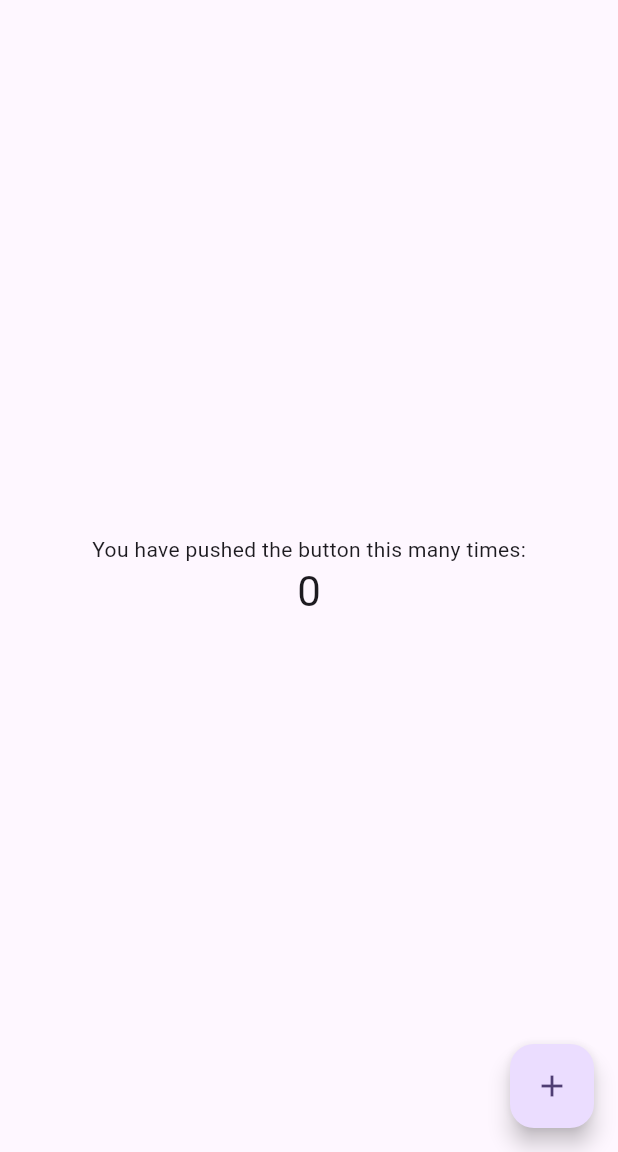
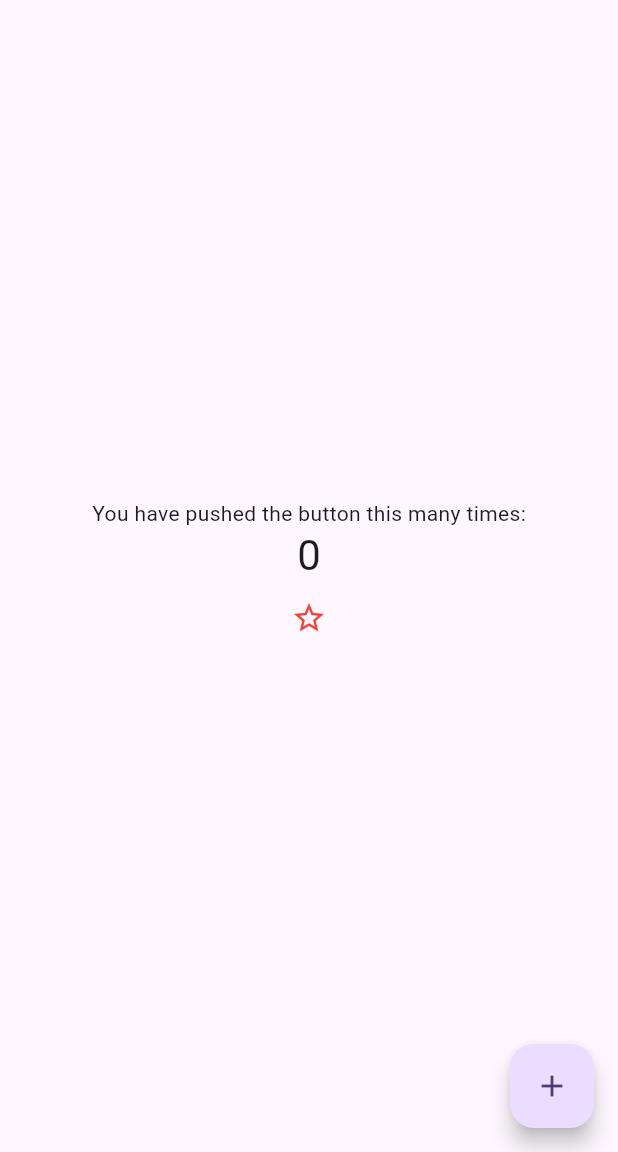
Before and after one commit to TomoyaMizumori/documents, a Flutter app: the screen it shows after launch, on a phone screen of 412 x 824 dp, the part 84-1236 px from its top. Run offline on Flutter 3.47's test engine with Material 3 defaults, Android fonts, the phone set to English and light mode, and no system bars.

Commit message:
動的ウィジェット

```diff
--- a/flutter/state_practice/lib/main.dart
+++ b/flutter/state_practice/lib/main.dart
@@ -112,6 +112,7 @@ class _MyHomePageState extends State<MyHomePage> {
               '$_counter',
               style: Theme.of(context).textTheme.headlineMedium,
             ),
+            const FavoriteWidget(),
           ],
         ),
       ),
@@ -123,3 +124,77 @@ class _MyHomePageState extends State<MyHomePage> {
     );
   }
 }
+
+class FavoriteWidget extends StatefulWidget {
+  final String msg;
+
+  const FavoriteWidget({super.key, this.msg = 'my favorite'});
+
+  @override
+  // ignore: library_private_types_in_public_api
+  _FavoriteWidgetState createState() => _FavoriteWidgetState();
+}
+
+class _FavoriteWidgetState extends State<FavoriteWidget> {
+  bool _isFavorite = false;
+
+  @override
+  void initState() {
+    debugPrint('Call initState');
+    super.initState();
+  }
+
+  @override
+  Widget build(BuildContext context) {
+    debugPrint('call build');
+    debugPrint('FavoriteWidget message: ${widget.msg}');
+    return IconButton(
+      padding: const EdgeInsets.all(0),
+      alignment: Alignment.center,
+      icon: (_isFavorite
+          ? const Icon(Icons.star)
+          : const Icon(Icons.star_border)),
+      color: Colors.red[500],
+      onPressed: _toggleFavorite,
+    );
+  }
+
+  void _toggleFavorite() {
+    setState(
+      () {
+        debugPrint('call setState');
+        _isFavorite = !_isFavorite;
+        toAnotherPage();
+      },
+    );
+  }
+
+  @override
+  void dispose() {
+    debugPrint('call dispose');
+    super.dispose();
+  }
+
+  void toAnotherPage() async {
+    {
+      await Navigator.of(context)
+          .pushReplacement(MaterialPageRoute(builder: (context) {
+        return const AnotherPage();
+      }));
+    }
+  }
+}
+
+class AnotherPage extends StatelessWidget {
+  const AnotherPage({super.key});
+
+  @override
+  Widget build(BuildContext context) {
+    return Scaffold(
+      appBar: AppBar(
+        title: const Text('Another Page'),
+      ),
+      body: const Text('another page'),
+    );
+  }
+}
```
